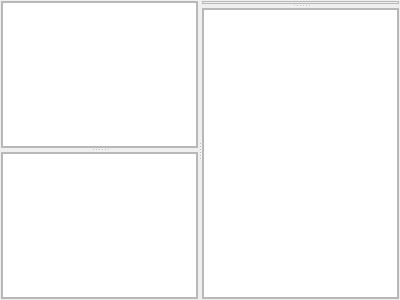
First picture: the form in lib/gui/lib/WorkSpace/WorkSpace.ui, repository F8LEFT/ART, before the edit.
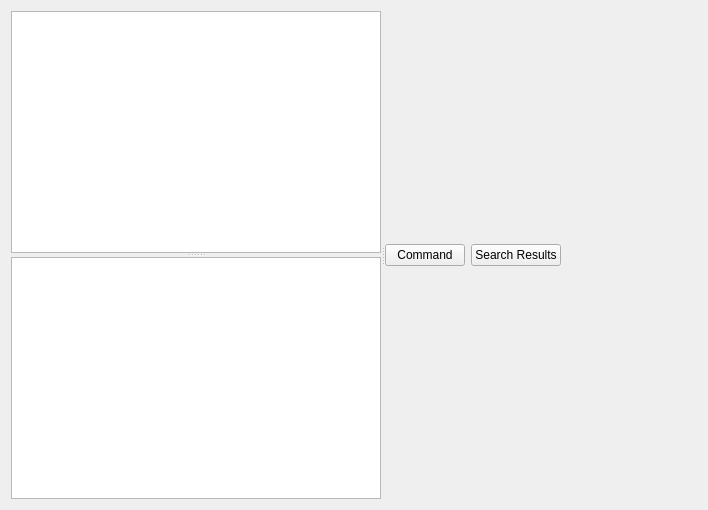
Second picture: the form after the edit.

```diff
--- a/lib/gui/lib/WorkSpace/WorkSpace.ui
+++ b/lib/gui/lib/WorkSpace/WorkSpace.ui
@@ -6,26 +6,14 @@
    <rect>
     <x>0</x>
     <y>0</y>
-    <width>400</width>
-    <height>300</height>
+    <width>708</width>
+    <height>510</height>
    </rect>
   </property>
   <property name="windowTitle">
    <string>Form</string>
   </property>
   <layout class="QGridLayout" name="gridLayout">
-   <property name="leftMargin">
-    <number>1</number>
-   </property>
-   <property name="topMargin">
-    <number>1</number>
-   </property>
-   <property name="rightMargin">
-    <number>1</number>
-   </property>
-   <property name="bottomMargin">
-    <number>1</number>
-   </property>
    <item row="0" column="0">
     <widget class="QSplitter" name="mHSplitter">
      <property name="orientation">
@@ -41,141 +29,49 @@
       <property name="orientation">
        <enum>Qt::Vertical</enum>
       </property>
-      <widget class="QFrame" name="mLeftTopFrame">
-       <property name="sizePolicy">
-        <sizepolicy hsizetype="Preferred" vsizetype="Ignored">
-         <horstretch>0</horstretch>
-         <verstretch>0</verstretch>
-        </sizepolicy>
-       </property>
-       <property name="frameShape">
-        <enum>QFrame::StyledPanel</enum>
-       </property>
-       <property name="frameShadow">
-        <enum>QFrame::Raised</enum>
-       </property>
-       <layout class="QGridLayout" name="gridLayout_4">
-        <property name="leftMargin">
-         <number>0</number>
-        </property>
-        <property name="topMargin">
-         <number>0</number>
-        </property>
-        <property name="rightMargin">
-         <number>0</number>
-        </property>
-        <property name="bottomMargin">
-         <number>0</number>
-        </property>
-        <item row="0" column="0">
-         <widget class="QTreeView" name="mFileTreeView"/>
-        </item>
-       </layout>
-      </widget>
-      <widget class="QFrame" name="mLeftBotFrame">
-       <property name="sizePolicy">
-        <sizepolicy hsizetype="Preferred" vsizetype="Ignored">
-         <horstretch>0</horstretch>
-         <verstretch>0</verstretch>
-        </sizepolicy>
-       </property>
-       <property name="frameShape">
-        <enum>QFrame::StyledPanel</enum>
-       </property>
-       <property name="frameShadow">
-        <enum>QFrame::Raised</enum>
-       </property>
-       <layout class="QGridLayout" name="gridLayout_5">
-        <property name="leftMargin">
-         <number>0</number>
-        </property>
-        <property name="topMargin">
-         <number>0</number>
-        </property>
-        <property name="rightMargin">
-         <number>0</number>
-        </property>
-        <property name="bottomMargin">
-         <number>0</number>
-        </property>
-        <item row="0" column="0">
-         <widget class="QListWidget" name="mBookMarkListWidget"/>
-        </item>
-       </layout>
-      </widget>
+      <widget class="QTreeView" name="mFileTreeView"/>
+      <widget class="QListWidget" name="mBookMarkListWidget"/>
      </widget>
-     <widget class="QSplitter" name="mRightVSplitter">
-      <property name="sizePolicy">
-       <sizepolicy hsizetype="Ignored" vsizetype="Expanding">
-        <horstretch>0</horstretch>
-        <verstretch>0</verstretch>
-       </sizepolicy>
-      </property>
-      <property name="orientation">
-       <enum>Qt::Vertical</enum>
-      </property>
-      <widget class="QFrame" name="mRightTopFrame">
-       <property name="sizePolicy">
-        <sizepolicy hsizetype="Preferred" vsizetype="Ignored">
-         <horstretch>0</horstretch>
-         <verstretch>0</verstretch>
-        </sizepolicy>
-       </property>
-       <property name="frameShape">
-        <enum>QFrame::StyledPanel</enum>
-       </property>
-       <property name="frameShadow">
-        <enum>QFrame::Raised</enum>
-       </property>
-       <layout class="QGridLayout" name="gridLayout_2">
-        <property name="leftMargin">
-         <number>0</number>
-        </property>
-        <property name="topMargin">
-         <number>0</number>
-        </property>
-        <property name="rightMargin">
-         <number>0</number>
-        </property>
-        <property name="bottomMargin">
-         <number>0</number>
-        </property>
-        <item row="0" column="0">
-         <layout class="QGridLayout" name="mRightTopFrameLayout"/>
-        </item>
-       </layout>
-      </widget>
-      <widget class="QFrame" name="mRightBotFrame">
-       <property name="sizePolicy">
-        <sizepolicy hsizetype="Preferred" vsizetype="Ignored">
-         <horstretch>0</horstretch>
-         <verstretch>0</verstretch>
-        </sizepolicy>
-       </property>
-       <property name="frameShape">
-        <enum>QFrame::StyledPanel</enum>
-       </property>
-       <property name="frameShadow">
-        <enum>QFrame::Raised</enum>
-       </property>
-       <layout class="QGridLayout" name="gridLayout_3">
-        <property name="leftMargin">
-         <number>0</number>
-        </property>
-        <property name="topMargin">
-         <number>0</number>
-        </property>
-        <property name="rightMargin">
-         <number>0</number>
-        </property>
-        <property name="bottomMargin">
-         <number>0</number>
-        </property>
-        <item row="0" column="0">
-         <widget class="QTextBrowser" name="mCmdTextBrowser"/>
-        </item>
-       </layout>
-      </widget>
+     <widget class="QWidget" name="">
+      <layout class="QVBoxLayout" name="verticalLayout">
+       <item>
+        <layout class="QGridLayout" name="mRightTopFrameLayout"/>
+       </item>
+       <item>
+        <layout class="QGridLayout" name="mRightBotFrameLayout"/>
+       </item>
+       <item>
+        <layout class="QHBoxLayout" name="horizontalLayout">
+         <item>
+          <widget class="QPushButton" name="mCmdBtn">
+           <property name="text">
+            <string>Command</string>
+           </property>
+          </widget>
+         </item>
+         <item>
+          <widget class="QPushButton" name="mSearchBtn">
+           <property name="text">
+            <string>Search Results</string>
+           </property>
+          </widget>
+         </item>
+         <item>
+          <spacer name="horizontalSpacer">
+           <property name="orientation">
+            <enum>Qt::Horizontal</enum>
+           </property>
+           <property name="sizeHint" stdset="0">
+            <size>
+             <width>40</width>
+             <height>20</height>
+            </size>
+           </property>
+          </spacer>
+         </item>
+        </layout>
+       </item>
+      </layout>
      </widget>
     </widget>
    </item>
```
